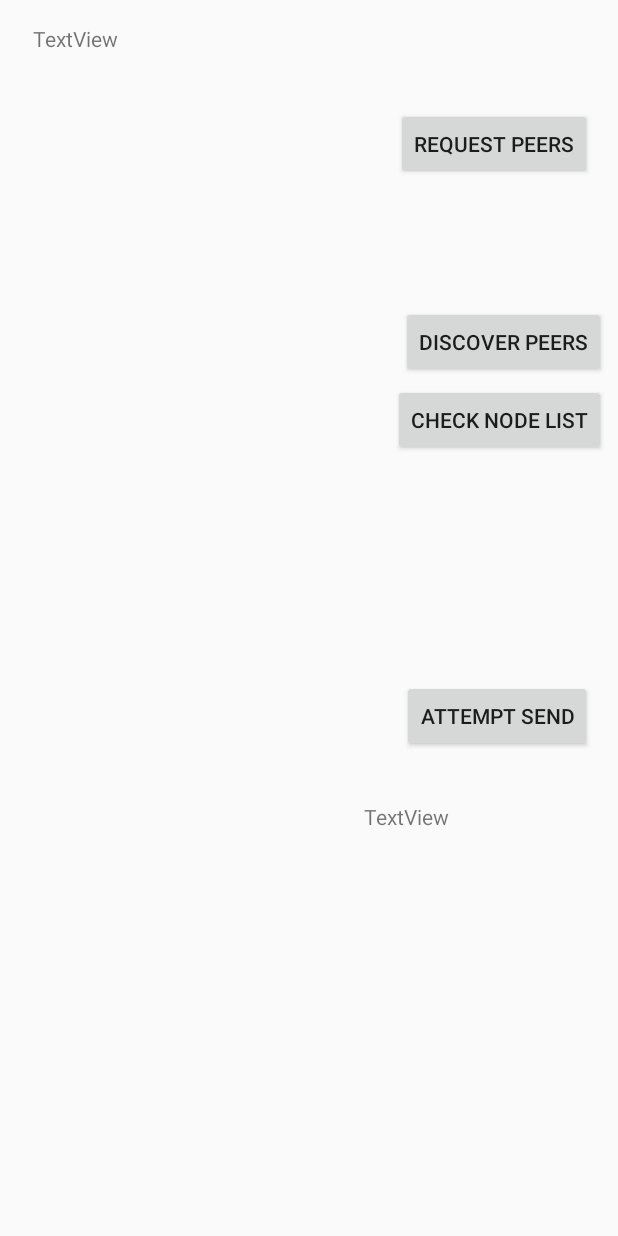
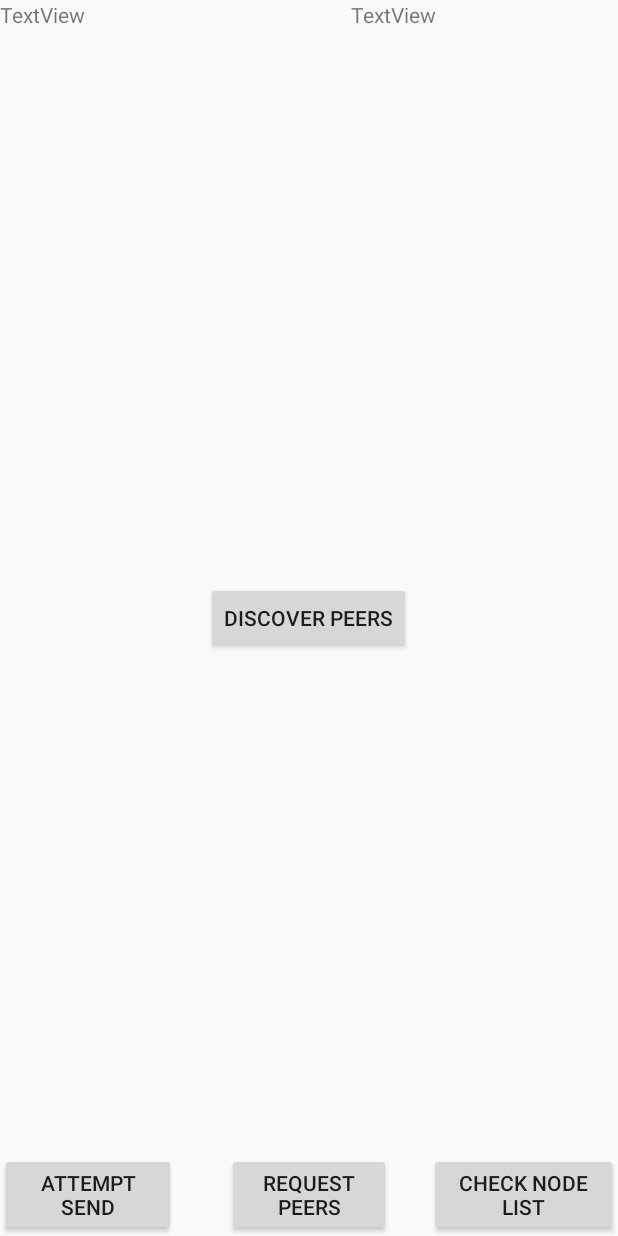
Before and after one commit to ZaneRammal/QuietPeopleMeet, an Android app: the MyWiFiActivity screen opened directly, with no data from a screen before it, on a phone screen of 412 x 824 dp. Run offline under Robolectric (Android 15) with nearby library versions, the light colour scheme and no system bars.

Commit message:
More Adjustments

```diff
--- a/app/src/main/res/layout/activity_my_wifi.xml
+++ b/app/src/main/res/layout/activity_my_wifi.xml
@@ -1,5 +1,5 @@
 <?xml version="1.0" encoding="utf-8"?>
-<android.support.constraint.ConstraintLayout xmlns:android="http://schemas.android.com/apk/res/android"
+<FrameLayout xmlns:android="http://schemas.android.com/apk/res/android"
     xmlns:app="http://schemas.android.com/apk/res-auto"
     xmlns:tools="http://schemas.android.com/tools"
     android:layout_width="match_parent"
@@ -10,95 +10,52 @@
         android:id="@+id/button2"
         android:layout_width="wrap_content"
         android:layout_height="wrap_content"
-        android:layout_marginStart="8dp"
-        android:layout_marginTop="8dp"
-        android:layout_marginEnd="8dp"
-        android:layout_marginBottom="8dp"
+
         android:onClick="discoverPeers"
         android:text="Discover Peers"
-        app:layout_constraintBottom_toBottomOf="parent"
-        app:layout_constraintEnd_toEndOf="parent"
-        app:layout_constraintHorizontal_bias="1.0"
-        app:layout_constraintStart_toStartOf="parent"
-        app:layout_constraintTop_toTopOf="parent"
-        app:layout_constraintVertical_bias="0.258" />
+        android:layout_gravity="center_horizontal|center_vertical"
+        />
 
     <Button
         android:id="@+id/button4"
-        android:layout_width="wrap_content"
+        android:layout_width="109dp"
         android:layout_height="wrap_content"
-        android:layout_marginStart="8dp"
-        android:layout_marginTop="8dp"
-        android:layout_marginEnd="8dp"
-        android:layout_marginBottom="8dp"
+
+        android:layout_gravity="bottom|center_horizontal"
         android:onClick="requestPeers"
-        android:text="Request Peers"
-        app:layout_constraintBottom_toTopOf="@+id/button2"
-        app:layout_constraintEnd_toEndOf="parent"
-        app:layout_constraintHorizontal_bias="0.966"
-        app:layout_constraintStart_toStartOf="parent"
-        app:layout_constraintTop_toTopOf="parent"
-        app:layout_constraintVertical_bias="0.459" />
+        android:text="Request Peers" />
 
     <Button
         android:id="@+id/button6"
-        android:layout_width="wrap_content"
+        android:layout_width="126dp"
         android:layout_height="wrap_content"
-        android:layout_marginStart="8dp"
-        android:layout_marginTop="4dp"
-        android:layout_marginEnd="8dp"
+
+        android:layout_gravity="bottom|right"
         android:onClick="updateNodeList"
-        android:text="Check Node List"
-        app:layout_constraintEnd_toEndOf="parent"
-        app:layout_constraintHorizontal_bias="1.0"
-        app:layout_constraintStart_toStartOf="parent"
-        app:layout_constraintTop_toBottomOf="@+id/button2" />
+        android:text="Check Node List" />
 
     <TextView
         android:id="@+id/NodeListTextView"
-        android:layout_width="169dp"
-        android:layout_height="156dp"
-        android:layout_marginStart="22dp"
-        android:layout_marginTop="33dp"
-        android:layout_marginBottom="38dp"
-        android:text="TextView"
-        app:layout_constraintBottom_toBottomOf="parent"
-        app:layout_constraintEnd_toEndOf="parent"
-        app:layout_constraintHorizontal_bias="1.0"
-        app:layout_constraintStart_toEndOf="@+id/peerView"
-        app:layout_constraintTop_toBottomOf="@+id/button5"
-        app:layout_constraintVertical_bias="0.0" />
+        android:layout_width="178dp"
+        android:layout_height="255dp"
+
+        android:layout_gravity="top|right"
+        android:text="TextView" />
 
     <TextView
         android:id="@+id/peerView"
-        android:layout_width="184dp"
-        android:layout_height="521dp"
-        android:layout_marginStart="39dp"
-        android:layout_marginTop="16dp"
-        android:layout_marginEnd="287dp"
-        android:layout_marginBottom="532dp"
-        android:text="TextView"
-        app:layout_constraintBottom_toBottomOf="parent"
-        app:layout_constraintEnd_toEndOf="parent"
-        app:layout_constraintHorizontal_bias="0.182"
-        app:layout_constraintStart_toStartOf="parent"
-        app:layout_constraintTop_toTopOf="parent"
-        app:layout_constraintVertical_bias="0.0" />
+        android:layout_width="204dp"
+        android:layout_height="256dp"
+        android:layout_gravity="top|left"
+        android:text="TextView" />
 
     <Button
         android:id="@+id/button5"
-        android:layout_width="wrap_content"
+        android:layout_width="117dp"
         android:layout_height="wrap_content"
-        android:layout_marginStart="8dp"
-        android:layout_marginTop="54dp"
-        android:layout_marginEnd="8dp"
-        android:layout_marginBottom="227dp"
+
+        android:layout_gravity="left|bottom"
         android:onClick="attemptSend"
-        android:text="Attempt Send"
-        app:layout_constraintBottom_toBottomOf="parent"
-        app:layout_constraintEnd_toEndOf="parent"
-        app:layout_constraintHorizontal_bias="0.966"
-        app:layout_constraintStart_toStartOf="parent"
-        app:layout_constraintTop_toBottomOf="@+id/button6" />
+        android:text="Attempt Send" />
 
-</android.support.constraint.ConstraintLayout>
+</FrameLayout>
```
Also changed, not shown: app/src/main/res/layout/activity_chat.xml (+27 -62 lines).
